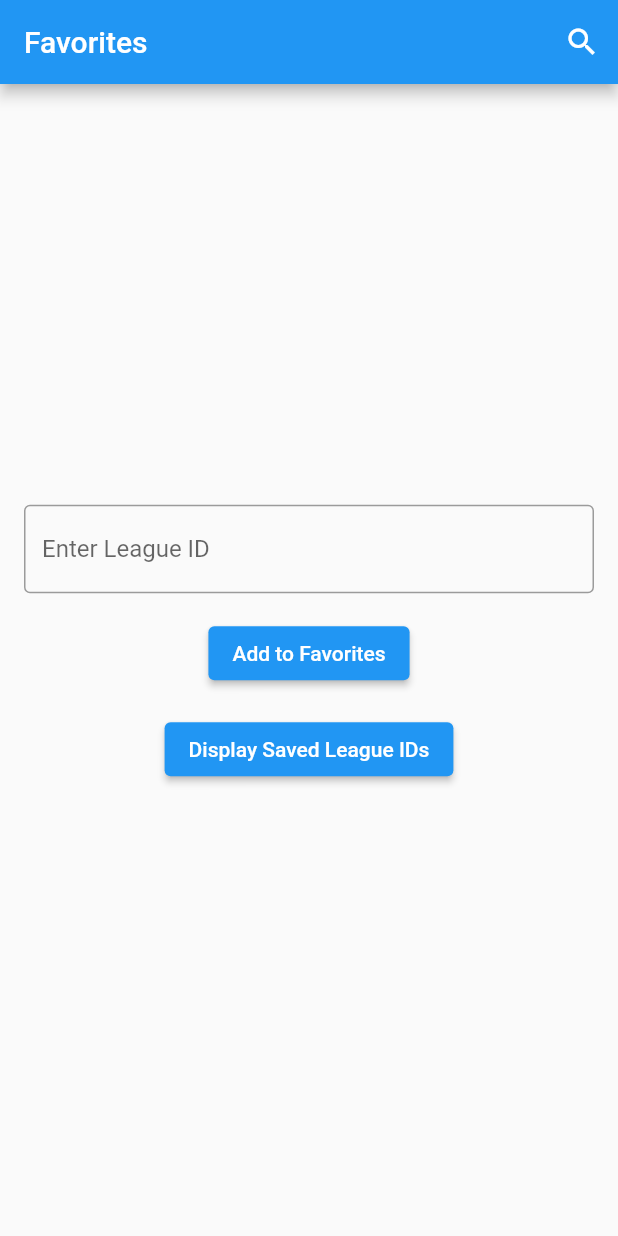
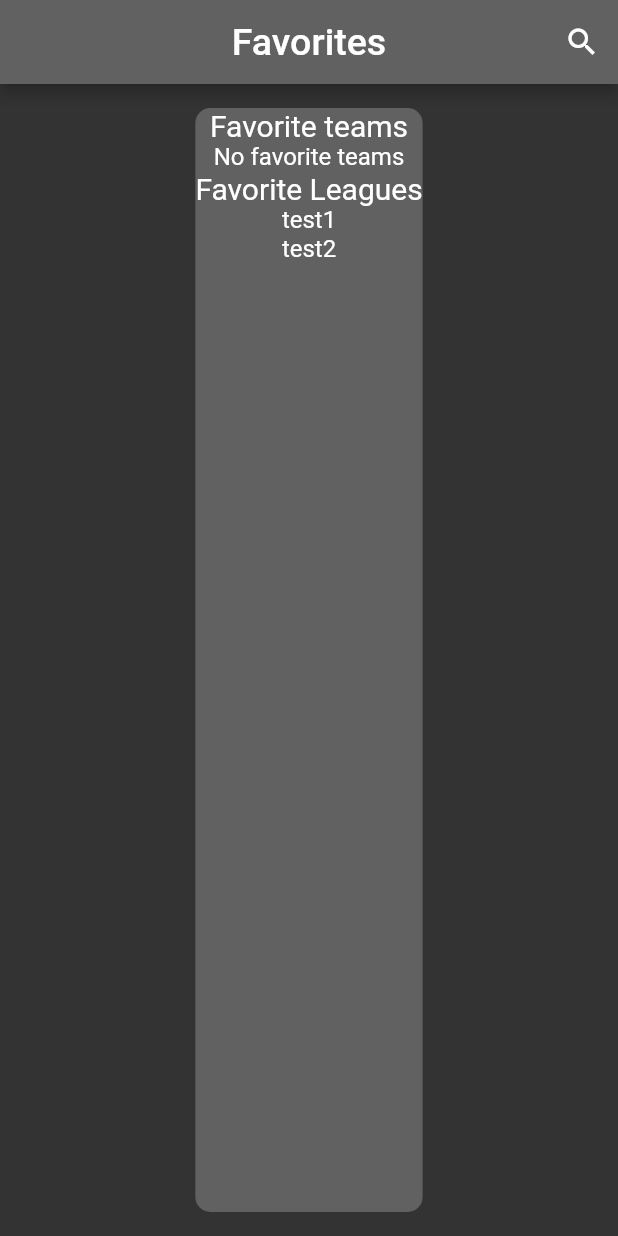
Before and after one commit to ilianor98/podosphere, a Flutter app: the Favorites screen opened directly, on a phone screen of 412 x 824 dp. Run offline on Flutter 3.47's test engine with Material 2 defaults, Android fonts, the phone set to English and light mode, and no system bars; our stand-ins replace flutter_svg, persistent_bottom_nav_bar, shared_preferences; missing offline and left inert: flutter_inappwebview; accounts and stored records are empty; network calls fail.

Commit message:
worked on favorites and almost finished favorite teams

```diff
--- a/lib/favorites.dart
+++ b/lib/favorites.dart
@@ -1,6 +1,7 @@
 import 'dart:convert';
 import 'package:http/http.dart' as http;
 import 'package:flutter/material.dart';
+import 'package:podosphere/favorite_team_widget.dart';
 import 'package:podosphere/team_profile_search.dart';
 import 'package:shared_preferences/shared_preferences.dart';
 
@@ -14,11 +15,13 @@ class Favorites extends StatefulWidget {
 class _FavoritesState extends State<Favorites> {
   final TextEditingController _leagueIdController = TextEditingController();
   List<String> _savedLeagueIds = [];
+  List<String> _savedTeamIds = [];
 
   @override
   void initState() {
     super.initState();
     _loadSavedLeagueIds();
+    _loadSavedTeamIds();
   }
 
   Future<void> _loadSavedLeagueIds() async {
@@ -161,7 +164,10 @@ class _FavoritesState extends State<Favorites> {
           },
         );
       },
-    );
+    ).then((value) {
+      // Refresh the favorites screen after closing the dialog
+      _loadSavedTeamIds();
+    });
   }
 
   void _showTeamResultsDialog(BuildContext context, List<dynamic> teams) {
@@ -202,7 +208,6 @@ class _FavoritesState extends State<Favorites> {
                             teamId: teamId,
                             logo: teamLogo,
                             teamName: teamName,
-
                           ),
                         );
                       },
@@ -250,11 +255,24 @@ class _FavoritesState extends State<Favorites> {
     );
   }
 
+  Future<void> _loadSavedTeamIds() async {
+    final savedIds = await FavoritesManager.getFavoriteTeamIds();
+    setState(() {
+      _savedTeamIds = savedIds;
+    });
+  }
+
   @override
   Widget build(BuildContext context) {
     return Scaffold(
+      backgroundColor: const Color(0xFF333333),
       appBar: AppBar(
-        title: const Text('Favorites'),
+        backgroundColor: Colors.grey.shade700,
+        title: const Text(
+          'Favorites',
+          style: TextStyle(color: Colors.white, fontSize: 25),
+        ),
+        centerTitle: true,
         actions: [
           IconButton(
             onPressed: _showSearchDialog,
@@ -265,63 +283,55 @@ class _FavoritesState extends State<Favorites> {
       body: Center(
         child: Padding(
           padding: const EdgeInsets.all(16.0),
+          child: Container(
+            decoration: BoxDecoration(
+              color: Colors.grey.shade700,
+              borderRadius: BorderRadius.circular(10.0),
+            ),
             child: Column(
-            mainAxisAlignment: MainAxisAlignment.center,
               children: [
-              TextField(
-                controller: _leagueIdController,
-                decoration: InputDecoration(
-                  labelText: 'Enter League ID',
-                  border: OutlineInputBorder(),
-                ),
-              ),
-              SizedBox(height: 16),
-              ElevatedButton(
-                onPressed: _addToFavorites,
-                child: Text('Add to Favorites'),
-              ),
-              SizedBox(height: 16),
-              ElevatedButton(
-                onPressed: () async {
-                  final savedIds =
-                      await FavoritesManager.getFavoriteLeagueIds();
-                  setState(() {
-                    _savedLeagueIds = savedIds;
-                  });
-                },
-                child: Text('Display Saved League IDs'),
-              ),
-              SizedBox(height: 20),
-              if (_savedLeagueIds.isNotEmpty)
                 Column(
-                  crossAxisAlignment: CrossAxisAlignment.start,
                   children: [
                     Text(
-                      'Saved League IDs:',
-                      style: TextStyle(fontWeight: FontWeight.bold),
+                      'Favorite teams',
+                      style: TextStyle(color: Colors.white, fontSize: 20),
+                      textAlign: TextAlign.center,
                     ),
-                    SizedBox(height: 8),
-                    ..._savedLeagueIds
-                        .map(
-                          (id) => Row(
-                            mainAxisAlignment: MainAxisAlignment.spaceBetween,
+                    if (_savedTeamIds.isEmpty)
+                      Text(
+                        'No favorite teams',
+                        style: TextStyle(color: Colors.white, fontSize: 16),
+                        textAlign: TextAlign.center,
+                      )
+                    else
+                      Column(
+                        children: _savedTeamIds.map((teamId) {
+                          return FavTeamWidget(teamId: teamId);
+                        }).toList(),
+                      )
+                  ],
+                ),
+                Column(
                   children: [
-                              Text(id),
-                              ElevatedButton(
-                                onPressed: () async {
-                                  await FavoritesManager
-                                      .removeFromFavoriteLeagues(id);
-                                  await _loadSavedLeagueIds();
-                                },
-                                child: Text('Remove'),
+                    Text(
+                      'Favorite Leagues',
+                      style: TextStyle(color: Colors.white, fontSize: 20),
+                      textAlign: TextAlign.center,
+                    ),
+                    Text(
+                      'test1',
+                      style: TextStyle(color: Colors.white, fontSize: 16),
+                      textAlign: TextAlign.center,
+                    ),
+                    Text(
+                      'test2',
+                      style: TextStyle(color: Colors.white, fontSize: 16),
+                      textAlign: TextAlign.center,
                     ),
                   ],
-                          ),
                 )
-                        .toList(),
               ],
             ),
-            ],
           ),
         ),
       ),
@@ -331,6 +341,7 @@ class _FavoritesState extends State<Favorites> {
 
 class FavoritesManager {
   static const _leagueKey = 'favorite_league_ids';
+  static const _teamKey = 'favorite_team_ids';
 
   static Future<List<String>> getFavoriteLeagueIds() async {
     final prefs = await SharedPreferences.getInstance();
@@ -351,4 +362,38 @@ class FavoritesManager {
     favoriteIds.remove(id);
     await prefs.setStringList(_leagueKey, favoriteIds);
   }
+
+  static Future<List<String>> getFavoriteTeamIds() async {
+    final prefs = await SharedPreferences.getInstance();
+    final favoriteIds = prefs.getStringList(_teamKey) ?? [];
+    return favoriteIds;
   }
+
+  static Future<void> addToFavoriteTeams(String id) async {
+    final prefs = await SharedPreferences.getInstance();
+    List<String> favoriteIds = prefs.getStringList(_teamKey) ?? [];
+    favoriteIds.add(id);
+    await prefs.setStringList(_teamKey, favoriteIds);
+  }
+
+  static Future<void> removeFromFavoriteTeams(String id) async {
+    final prefs = await SharedPreferences.getInstance();
+    List<String> favoriteIds = prefs.getStringList(_teamKey) ?? [];
+    favoriteIds.remove(id);
+    await prefs.setStringList(_teamKey, favoriteIds);
+  }
+
+  // Check if a team ID exists in favorites
+  static Future<bool> isTeamInFavorites(String id) async {
+    final prefs = await SharedPreferences.getInstance();
+    final favoriteIds = prefs.getStringList(_teamKey) ?? [];
+    return favoriteIds.contains(id);
+  }
+
+  // Check if a league ID exists in favorites
+  static Future<bool> isLeagueInFavorites(String id) async {
+    final prefs = await SharedPreferences.getInstance();
+    final favoriteIds = prefs.getStringList(_leagueKey) ?? [];
+    return favoriteIds.contains(id);
+  }
+}
```
Also changed, not shown: lib/favorite_team_widget.dart (added, +161 -0 lines), lib/team_profile_search.dart (+105 -8 lines). Lines whose indentation alone changed are shown as unchanged.
